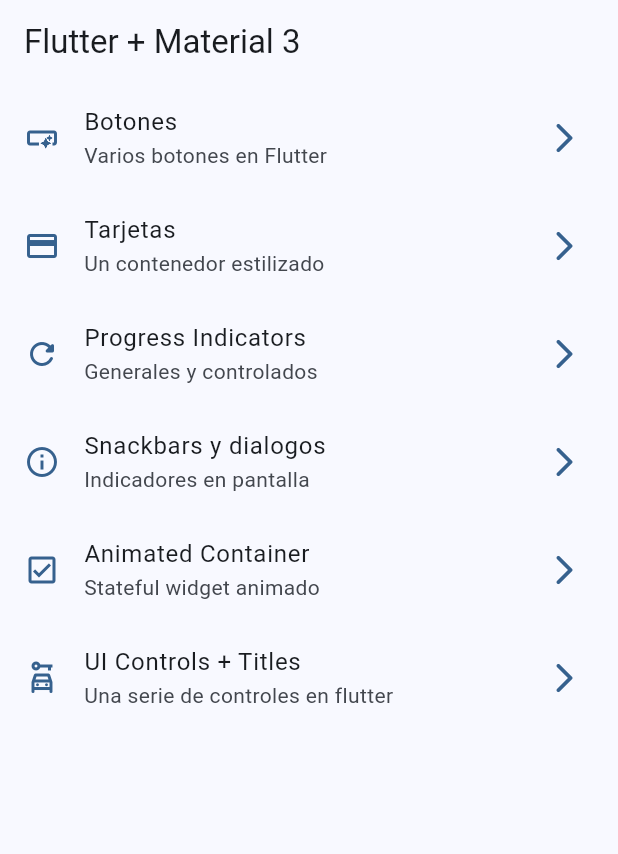
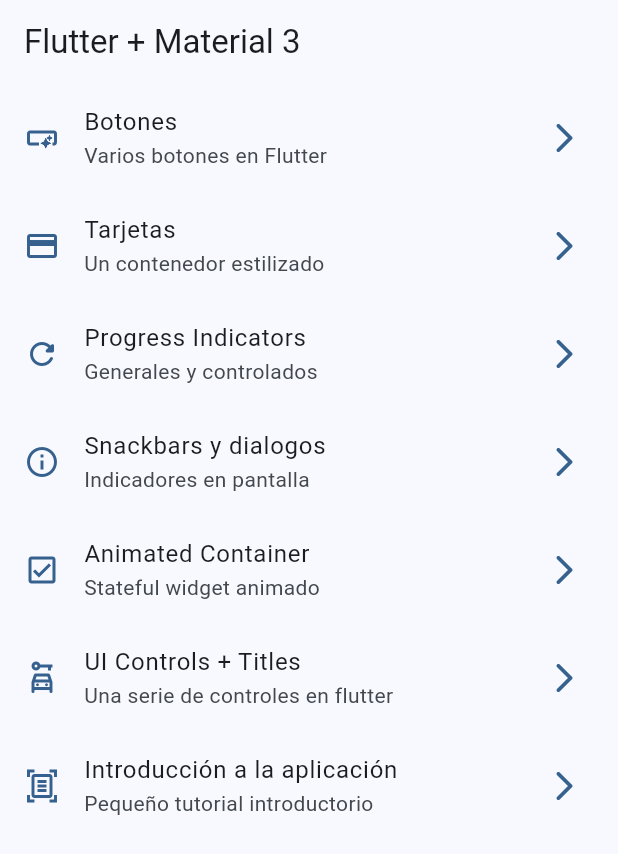
Before and after one commit to luis-bzk/widgets-app, a Flutter app: the screen it shows after launch, on a phone screen of 412 x 824 dp. Shown: the top 854 px of the screen. Run offline on Flutter 3.47's test engine with Material 2 defaults, Android fonts, the phone set to English and light mode, and no system bars; our stand-ins replace go_router.

```diff
--- a/lib/config/menu/menu_items.dart
+++ b/lib/config/menu/menu_items.dart
@@ -44,4 +44,9 @@ const appMenuItems = <MenuItem>[
       subTitle: 'Una serie de controles en flutter',
       link: '/ui-controls',
       icon: Icons.car_rental_outlined),
+  MenuItem(
+      title: 'Introducción a la aplicación',
+      subTitle: 'Pequeño tutorial introductorio',
+      link: '/tutorial',
+      icon: Icons.document_scanner_outlined),
 ];
--- a/lib/config/router/app_router.dart
+++ b/lib/config/router/app_router.dart
@@ -40,5 +40,10 @@ final appRouter = GoRouter(
       name: UiControlsScreen.name,
       builder: (context, state) => const UiControlsScreen(),
     ),
+        GoRoute(
+      path: '/tutorial',
+      name: AppTutorialScreen.name,
+      builder: (context, state) => const AppTutorialScreen(),
+    ),
   ],
 );
--- a/pubspec.yaml
+++ b/pubspec.yaml
@@ -52,7 +52,8 @@ flutter:
   # the material Icons class.
   uses-material-design: true
   # To add assets to your application, add an assets section, like this:
-  # assets:
+assets:
+  - assets/images/
   #   - images/a_dot_burr.jpeg
   #   - images/a_dot_ham.jpeg
   # An image asset can refer to one or more resolution-specific "variants", see
```
Also changed, not shown: assets/Images/1.png (added), assets/Images/2.png (added), assets/Images/3.png (added), assets/Images/jar-loading.gif (added).
